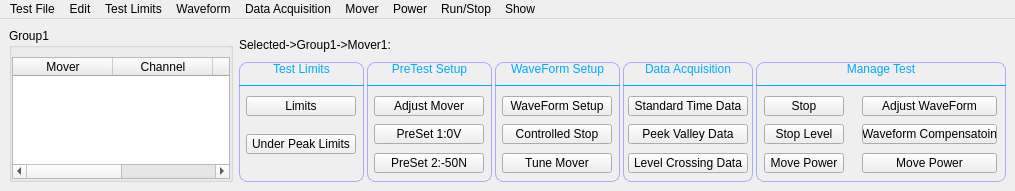
Before: the Qt Designer form SWDev/SWDev/TestSetup.ui in PingJian2019/sw-device, drawn with Qt 5.
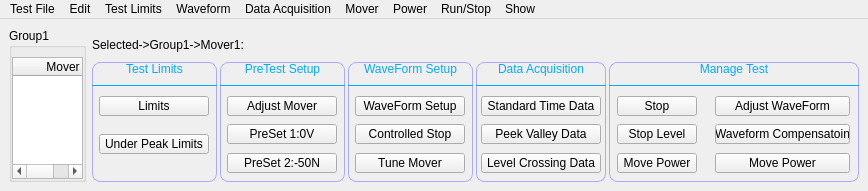
After: the same form once the commit is applied.

The edit to the form file:
```diff
--- a/SWDev/SWDev/TestSetup.ui
+++ b/SWDev/SWDev/TestSetup.ui
@@ -6,7 +6,7 @@
    <rect>
     <x>0</x>
     <y>0</y>
-    <width>1015</width>
+    <width>868</width>
     <height>191</height>
    </rect>
   </property>
@@ -1842,7 +1842,7 @@
     <rect>
      <x>0</x>
      <y>0</y>
-     <width>1015</width>
+     <width>868</width>
      <height>23</height>
     </rect>
    </property>
```
Left out of the diff: 12 changed lines with no effect on the pictures.
